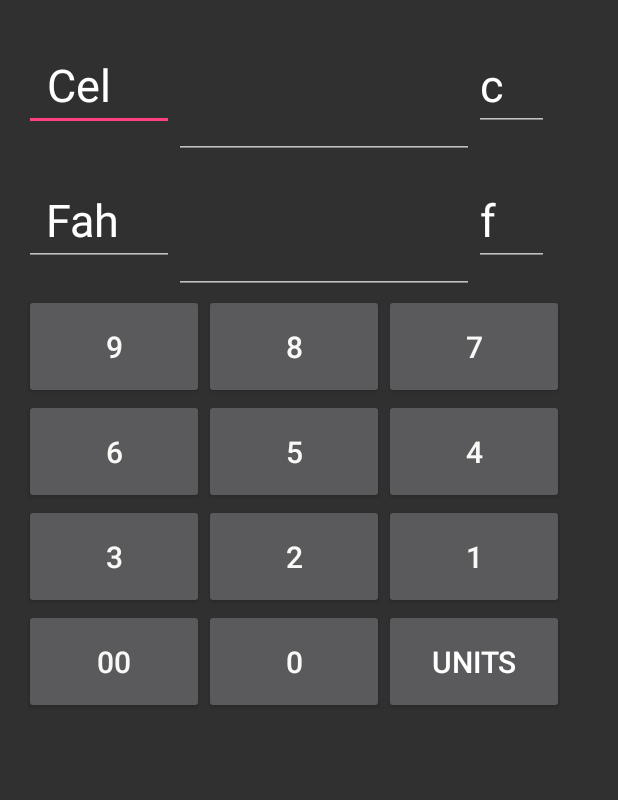
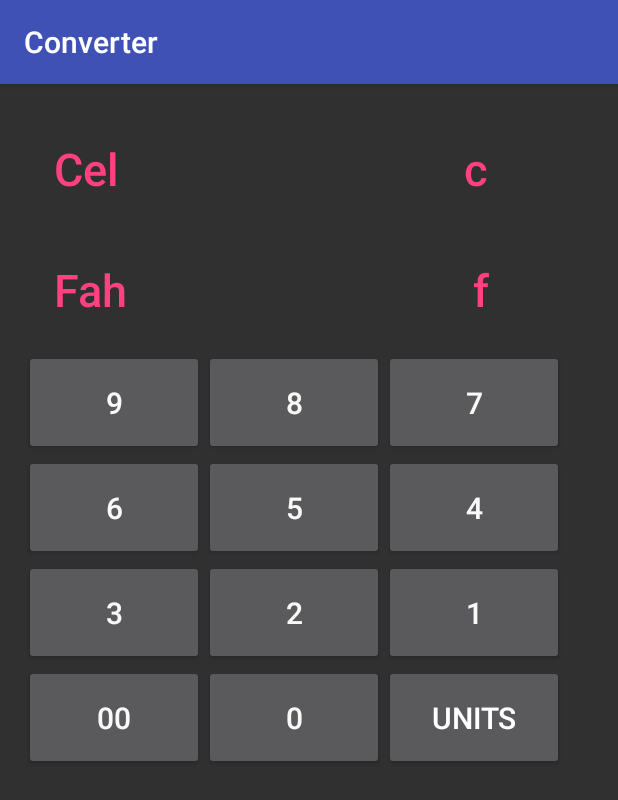
Before and after one commit to risenW/StudentUtility, an Android app: the Converter screen opened directly, with no data from a screen before it, on a phone screen of 412 x 824 dp. Shown: the top 800 px of the screen. Run offline under Robolectric (Android 15) with nearby library versions, the phone set to English and light mode, and no system bars.

Commit message:
Added the Fragment for the units in converter Activity

```diff
--- a/app/src/main/AndroidManifest.xml
+++ b/app/src/main/AndroidManifest.xml
@@ -45,8 +45,6 @@
                 android:name="android.support.PARENT_ACTIVITY"
                 android:value=".MainActivity"/>
         </activity>
-        <activity android:name=".moreUnits">
-        </activity>
     </application>
 
 </manifest>
--- a/app/src/main/java/myapplication/risenapps/com/studentutility/Converter.java
+++ b/app/src/main/java/myapplication/risenapps/com/studentutility/Converter.java
@@ -1,15 +1,35 @@
 package myapplication.risenapps.com.studentutility;
 
+import android.app.Activity;
 import android.os.Bundle;
-import android.app.Activity;
+import android.support.v4.app.FragmentManager;
+import android.support.v4.app.FragmentTransaction;
+import android.support.v7.app.AppCompatActivity;
+import android.view.View;
+import android.widget.Button;
 
 //This is the Converter activity
-public class Converter extends Activity {
+public class Converter extends AppCompatActivity {
 
     @Override
     protected void onCreate(Bundle savedInstanceState) {
         super.onCreate(savedInstanceState);
         setContentView(R.layout.activity_converter); //Here it calls its xml file
+
+        Button units = (Button)findViewById(R.id.Units);
+        units.setOnClickListener(new View.OnClickListener() {
+            @Override
+            public void onClick(View view) {
+
+                FragmentTransaction ft1 = getSupportFragmentManager().beginTransaction();
+                ft1.add(R.id.units,new unitsFragment());
+                ft1.commit();
+
+            }
+        });
+
+
+
     }
 
 }
--- a/app/src/main/res/layout/activity_converter.xml
+++ b/app/src/main/res/layout/activity_converter.xml
@@ -18,25 +18,29 @@
         android:layout_height="wrap_content"
         android:orientation="horizontal">
 
-        <EditText
-            android:layout_width="100dp"
+        <TextView
+            android:layout_width="wrap_content"
             android:layout_height="wrap_content"
             android:text="Cel"
-            android:paddingLeft="15dp"
-            android:textSize="30sp"/>
+            android:padding="20dp"
+            style="@style/converterUI"
+            android:textSize="30sp"
+            android:contextClickable="false"/>
 
-        <EditText
+        <TextView
             android:layout_width="200dp"
-            android:layout_height="90dp"
+            android:layout_height="wrap_content"
             android:contextClickable="false"
             android:cursorVisible="true"
             android:id="@+id/ConverterUpView"
             android:editable="false"
             android:padding="0dp"/>
-        <EditText
+        <TextView
             android:layout_width="50dp"
             android:layout_height="wrap_content"
             android:text="c"
+            style="@style/converterUI"
+            android:contextClickable="false"
             android:textSize="30sp"/>
 
 
@@ -49,25 +53,29 @@
         android:layout_height="wrap_content"
         android:orientation="horizontal">
 
-        <EditText
-            android:layout_width="100dp"
+        <TextView
+            android:layout_width="wrap_content"
             android:layout_height="wrap_content"
-            android:text="  Fah"
-            android:paddingLeft="0dp"
-            android:textSize="30sp"/>
+            android:text="Fah"
+            android:padding="20dp"
+            style="@style/converterUI"
+            android:textSize="30sp"
+            android:contextClickable="false"/>
 
-        <EditText
+        <TextView
             android:layout_width="200dp"
-            android:layout_height="90dp"
+            android:layout_height="wrap_content"
             android:contextClickable="false"
             android:cursorVisible="true"
             android:id="@+id/ConverterDownView"
             android:editable="false"
             android:padding="0dp"/>
-        <EditText
+        <TextView
             android:layout_width="50dp"
             android:layout_height="wrap_content"
             android:text="f"
+            style="@style/converterUI"
+            android:contextClickable="false"
             android:textSize="30sp"/>
 
 
@@ -75,19 +83,23 @@
 
     </LinearLayout>
 
+
+
     <FrameLayout
         android:layout_width="match_parent"
         android:layout_height="wrap_content"
-        android:id="@id/activity_more_units">
-
-
+        android:id="@+id/units">
 
 
     </FrameLayout>
 
 
+    <LinearLayout
+        android:layout_width="match_parent"
+        android:layout_height="wrap_content"
+        android:orientation="vertical">
 
-    <LinearLayout
+        <LinearLayout
         android:layout_width="match_parent"
         android:layout_height="wrap_content"
         android:orientation="horizontal">
@@ -215,12 +227,13 @@
             android:text="Units"
             android:inputType="none"
             android:textSize="20sp"
-            android:id="@+id/BasicEqualsButton"/>
+            android:id="@+id/Units"/>
 
+
+        </LinearLayout>
 
     </LinearLayout>
 
 
 
-
 </LinearLayout>
--- a/app/src/main/res/values/strings.xml
+++ b/app/src/main/res/values/strings.xml
@@ -97,6 +97,6 @@
         "when a user tries to pick up one of cards.\n\n"
     </string>
 
-    <!-- TODO: Remove or change this placeholder text -->
-    <string name="hello_blank_fragment">Hello blank fragment</string>
+    <!-- Strings for the units section in converter -->
+    <string name="hello_blank_fragment">Celsius to Fahrenheit</string>
 </resources>
--- a/app/src/main/res/values/styles.xml
+++ b/app/src/main/res/values/styles.xml
@@ -16,5 +16,10 @@
     <style name="AppTheme.AppBarOverlay" parent="ThemeOverlay.AppCompat.Dark.ActionBar"/>
 
     <style name="AppTheme.PopupOverlay" parent="ThemeOverlay.AppCompat.Light"/>
+    <style name="converterUI" parent="Base.TextAppearance.AppCompat.Title">
+        <item name="android:padding">10dp</item>
+        <item name="android:textColor">@color/colorAccent</item>
+
+    </style>
 
 </resources>
```
Also changed, not shown: app/src/main/java/myapplication/risenapps/com/studentutility/unitsFragment.java (renamed from app/src/main/java/myapplication/risenapps/com/studentutility/moreUnits.java, +3 -8 lines), app/src/main/res/layout/activity_more_units.xml (deleted, +0 -38 lines), app/src/main/res/layout/content_main.xml (+5 -7 lines), app/src/main/res/layout/fragment_units.xml (added, +117 -0 lines).
